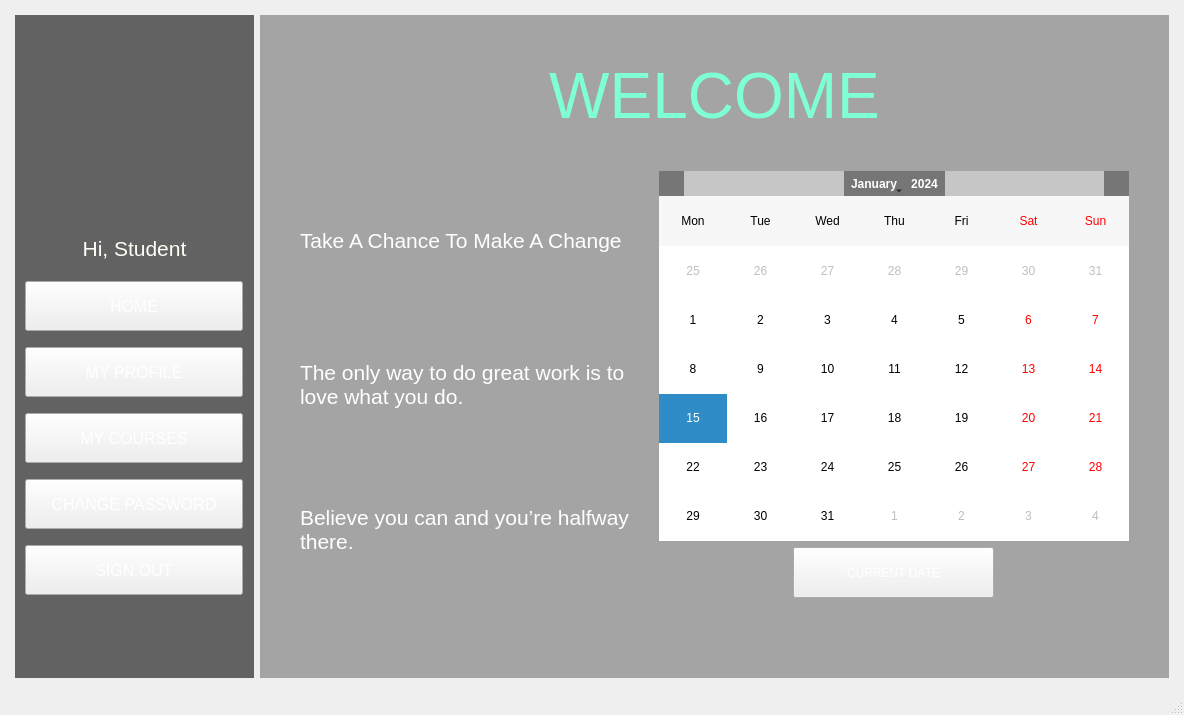
Old version of the form StudentManagementSystem/mainwindow.ui in the repository BuhDuy256/Student-Management-GROUP6-KTLT-23CLC03.
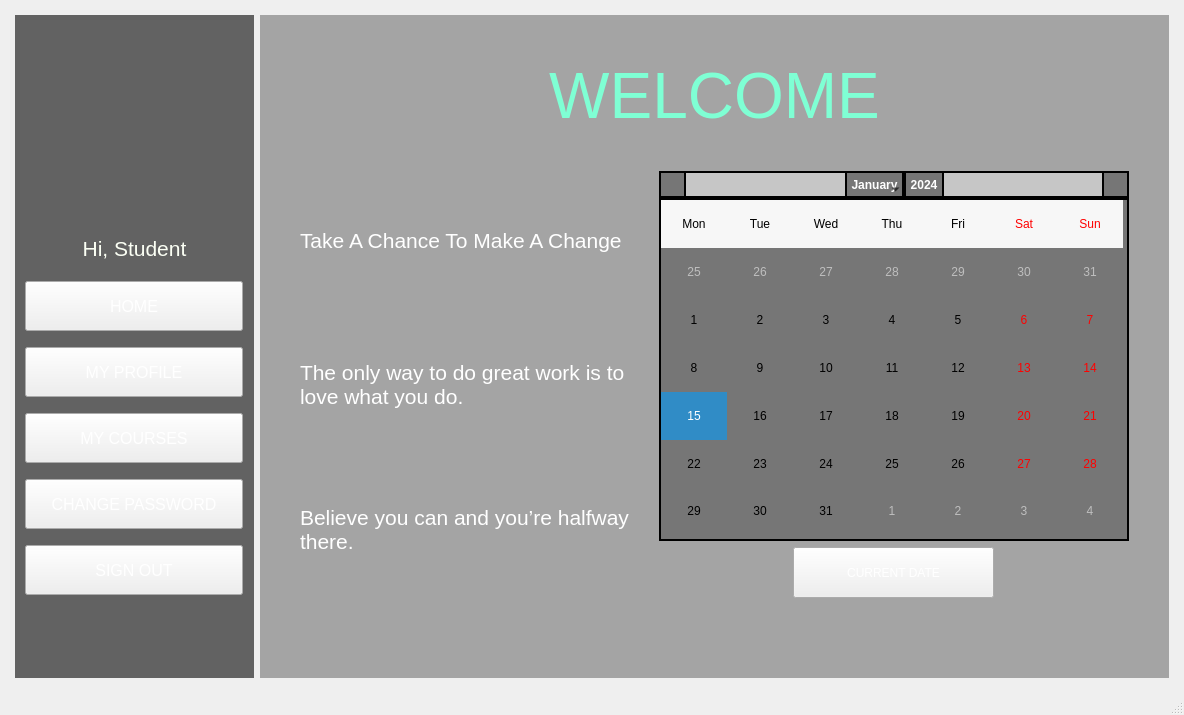
New version of the form. The open tabs and pages were chosen to show the change. Icons and pictures are not drawn.

Commit message: Change calendar desgin

```diff
--- a/StudentManagementSystem/mainwindow.ui
+++ b/StudentManagementSystem/mainwindow.ui
@@ -760,7 +760,12 @@
               <item>
                <widget class="QCalendarWidget" name="calendarWidget">
                 <property name="styleSheet">
-                 <string notr="true">QCalendarWidget QToolButton#qt_calendar_nextmonth{
+                 <string notr="true">QCalendarWidget QWidget { 
+	background-color: rgb(118, 118, 118);
+	border: 2px solid black;
+}
+
+QCalendarWidget QToolButton#qt_calendar_nextmonth{
 	background-image: url(:/background/right_arrow.png);
 	background-position: center;
 	background-repeat: none;
@@ -780,18 +785,26 @@
 	background-color: rgb(118, 118, 118);
 }
 
-QCalendarWidget QWidget#qt_calendar_navigationbar{
+QCalendarWidget QWidget#qt_calendar_navigationbar {
 	background-color: rgb(198, 198, 198);
 }
 
-QCalendarWidget QSpinBox::up-button {
-	background-color: rgb(118, 118, 118);
-}
 
-QCalendarWidget QSpinBox::down-button {
-	background-color: rgb(118, 118, 118);
+QSpinBox::up-button { 
+	background-image: url(:/background/up_arrow.png);
+	background-position: center;
+	background-repeat: none;
+	border: none;
+	height: 16px;
 }
-</string>
+
+QSpinBox::down-button { 
+	background-image: url(:/background/down_arrow.png);
+	background-position: center;
+	background-repeat: none;
+	border: none;
+	height: 16px;
+}</string>
                 </property>
                 <property name="gridVisible">
                  <bool>false</bool>
```
Left out of the diff: 4 changed lines with no effect on the pictures. The commit also changes 4 other files.
